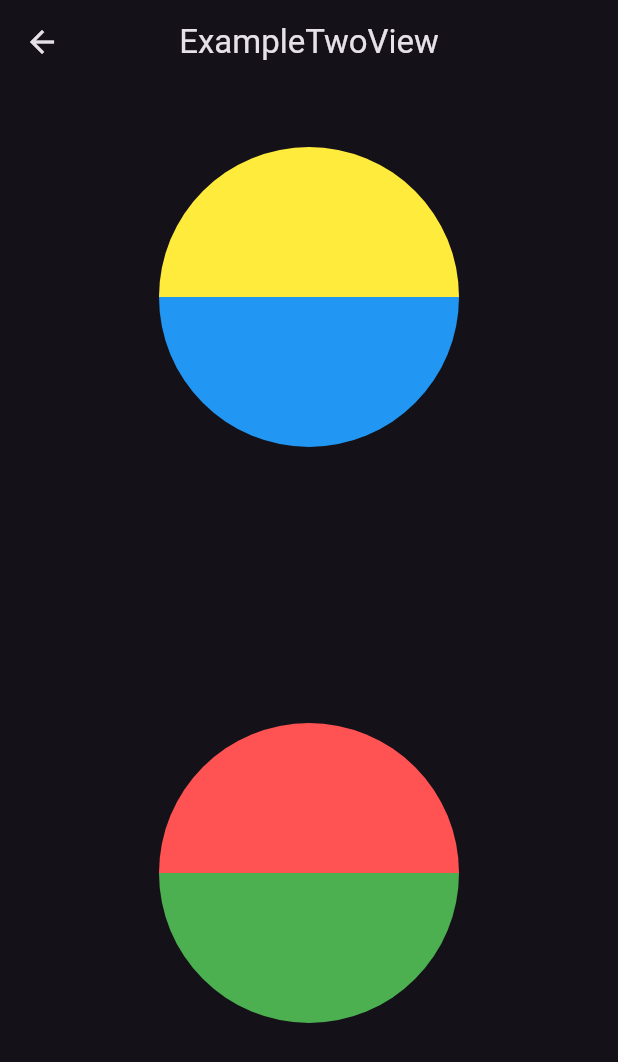
After one commit to srpallab/flutter-animation, a Flutter app: the screen it shows after launch, after a tap on "Example Two", on a phone screen of 412 x 824 dp. The commit adds this screen. Shown: the top 1062 px of the screen. Run offline on Flutter 3.47's test engine with Material 3 defaults, Android fonts, the light colour scheme and no system bars; our stand-ins replace get.

Commit message:
Example Two.

```diff
--- /dev/null
+++ b/lib/app/modules/example_two/bindings/example_two_binding.dart
@@ -0,0 +1,12 @@
+import 'package:get/get.dart';
+
+import '../controllers/example_two_controller.dart';
+
+class ExampleTwoBinding extends Bindings {
+  @override
+  void dependencies() {
+    Get.lazyPut<ExampleTwoController>(
+      () => ExampleTwoController(),
+    );
+  }
+}
--- /dev/null
+++ b/lib/app/modules/example_two/controllers/example_two_controller.dart
@@ -0,0 +1,81 @@
+import 'dart:math';
+
+import 'package:flutter/animation.dart';
+import 'package:get/get.dart';
+
+class ExampleTwoController extends GetxController
+    with GetTickerProviderStateMixin {
+  late AnimationController counterClockWiseRotationAnimCtl;
+  late Animation<double> counterClockWiseRotationAnim;
+  late AnimationController flipAnimCtl;
+  late Animation<double> flipAnim;
+
+  @override
+  void onInit() {
+    super.onInit();
+    counterClockWiseRotationAnimCtl = AnimationController(
+      vsync: this,
+      duration: Duration(seconds: 1),
+    );
+    counterClockWiseRotationAnim = Tween<double>(begin: 0, end: -(pi / 2))
+        .animate(
+          CurvedAnimation(
+            parent: counterClockWiseRotationAnimCtl,
+            curve: Curves.bounceOut,
+          ),
+        );
+    counterClockWiseRotationAnimCtl
+      ..reset()
+      ..forward();
+
+    flipAnimCtl = AnimationController(
+      vsync: this,
+      duration: Duration(seconds: 1),
+    );
+
+    flipAnim = Tween<double>(
+      begin: 0,
+      end: pi,
+    ).animate(CurvedAnimation(parent: flipAnimCtl, curve: Curves.bounceOut));
+
+    counterClockWiseRotationAnimCtl.addStatusListener((status) {
+      if (status == AnimationStatus.completed) {
+        flipAnim =
+            Tween<double>(
+              begin: flipAnim.value,
+              end: flipAnim.value + pi,
+            ).animate(
+              CurvedAnimation(parent: flipAnimCtl, curve: Curves.bounceOut),
+            );
+        flipAnimCtl
+          ..reset()
+          ..forward();
+      }
+    });
+
+    flipAnimCtl.addStatusListener((status) {
+      if (status == AnimationStatus.completed) {
+        counterClockWiseRotationAnim =
+            Tween<double>(
+              begin: counterClockWiseRotationAnimCtl.value,
+              end: counterClockWiseRotationAnimCtl.value + (-(pi / 2.0)),
+            ).animate(
+              CurvedAnimation(
+                parent: counterClockWiseRotationAnimCtl,
+                curve: Curves.bounceOut,
+              ),
+            );
+        counterClockWiseRotationAnimCtl
+          ..reset()
+          ..forward();
+      }
+    });
+  }
+
+  @override
+  void onClose() {
+    counterClockWiseRotationAnimCtl.dispose();
+    flipAnimCtl.dispose();
+    super.onClose();
+  }
+}
--- /dev/null
+++ b/lib/app/modules/example_two/enums/circle_side.dart
@@ -0,0 +1 @@
+enum CircleSide { left, right, up, down }
--- /dev/null
+++ b/lib/app/modules/example_two/extensions/delayed.dart
@@ -0,0 +1,3 @@
+extension on Function {
+  Future<void> delayed(Duration duration) => Future.delayed(duration);
+}
--- /dev/null
+++ b/lib/app/modules/example_two/extensions/to_path.dart
@@ -0,0 +1,47 @@
+import 'dart:ui';
+
+import '../enums/circle_side.dart';
+
+extension ToPath on CircleSide {
+  Path toPath(Size size) {
+    final Path path = Path();
+    late Offset offset;
+    late bool clockWise;
+
+    // Fix the path positions for left and right
+    switch (this) {
+      case CircleSide.left:
+        // Move Point to x = width, y = 0
+        path.moveTo(size.width, 0);
+        offset = Offset(size.width, size.height);
+        clockWise = false;
+        break;
+      case CircleSide.right:
+        // Point already x = 0, y = 0
+        offset = Offset(0, size.height);
+        clockWise = true;
+        break;
+      case CircleSide.up:
+        // Move Point to x = 0, y = height
+        path.moveTo(0, size.height);
+        // move line to
+        offset = Offset(size.width, size.height);
+        clockWise = true;
+        break;
+      case CircleSide.down:
+        // Point already x = 0, y = 0
+        offset = Offset(size.width, 0);
+        clockWise = false;
+        break;
+    }
+
+    path.arcToPoint(
+      offset,
+      radius: Radius.circular(size.width / 2),
+      clockwise: clockWise,
+    );
+
+    path.close();
+    return path;
+  }
+}
--- /dev/null
+++ b/lib/app/modules/example_two/views/example_two_view.dart
@@ -0,0 +1,91 @@
+import 'package:flutter/material.dart';
+import 'package:flutter_animation/app/modules/example_two/enums/circle_side.dart';
+import 'package:flutter_animation/app/modules/example_two/widgets/half_circle_clipper.dart';
+import 'package:get/get.dart';
+
+import '../controllers/example_two_controller.dart';
+
+class ExampleTwoView extends GetView<ExampleTwoController> {
+  const ExampleTwoView({super.key});
+  @override
+  Widget build(BuildContext context) {
+    return Scaffold(
+      appBar: AppBar(title: const Text('ExampleTwoView'), centerTitle: true),
+      body: Column(
+        mainAxisAlignment: .spaceAround,
+        children: [
+          AnimatedBuilder(
+            animation: controller.counterClockWiseRotationAnimCtl,
+            builder: (ctx, child) {
+              return Transform(
+                alignment: .center,
+                transform: Matrix4.identity()
+                  ..rotateZ(controller.counterClockWiseRotationAnim.value),
+                child: Row(
+                  mainAxisAlignment: .center,
+                  children: [
+                    AnimatedBuilder(
+                      animation: controller.flipAnimCtl,
+                      builder: (context, child) {
+                        return Transform(
+                          alignment: Alignment.centerRight,
+
+                          transform: Matrix4.identity()
+                            ..rotateY(controller.flipAnim.value),
+                          child: ClipPath(
+                            clipper: HalfCircleClipper(side: CircleSide.left),
+                            child: Container(
+                              height: 200,
+                              width: 200,
+                              color: Colors.blue,
+                            ),
+                          ),
+                        );
+                      },
+                    ),
+                    AnimatedBuilder(
+                      animation: controller.flipAnimCtl,
+                      builder: (context, child) {
+                        return Transform(
+                          alignment: Alignment.centerLeft,
+                          transform: Matrix4.identity()
+                            ..rotateY(controller.flipAnim.value),
+
+                          child: ClipPath(
+                            clipper: HalfCircleClipper(side: CircleSide.right),
+                            child: Container(
+                              height: 200,
+                              width: 200,
+                              color: Colors.yellow,
+                            ),
+                          ),
+                        );
+                      },
+                    ),
+                  ],
+                ),
+              );
+            },
+          ),
+          Column(
+            mainAxisAlignment: .center,
+            children: [
+              ClipPath(
+                clipper: HalfCircleClipper(side: CircleSide.up),
+                child: Container(
+                  height: 200,
+                  width: 200,
+                  color: Colors.redAccent,
+                ),
+              ),
+              ClipPath(
+                clipper: HalfCircleClipper(side: CircleSide.down),
+                child: Container(height: 200, width: 200, color: Colors.green),
+              ),
+            ],
+          ),
+        ],
+      ),
+    );
+  }
+}
--- /dev/null
+++ b/lib/app/modules/example_two/widgets/half_circle_clipper.dart
@@ -0,0 +1,15 @@
+import 'package:flutter/cupertino.dart';
+
+import '../enums/circle_side.dart';
+import '../extensions/to_path.dart';
+
+class HalfCircleClipper extends CustomClipper<Path> {
+  final CircleSide side;
+
+  HalfCircleClipper({required this.side});
+  @override
+  Path getClip(Size size) => side.toPath(size);
+
+  @override
+  bool shouldReclip(covariant CustomClipper<Path> oldClipper) => true;
+}
--- a/lib/app/modules/home/views/home_view.dart
+++ b/lib/app/modules/home/views/home_view.dart
@@ -14,7 +14,7 @@ class HomeView extends GetView<HomeController> {
         padding: const EdgeInsets.all(8.0),
         child: GridView.count(
           crossAxisCount: 3,
-
+          crossAxisSpacing: 8,
           children: [
             ElevatedButton(
               onPressed: () {
@@ -22,6 +22,12 @@ class HomeView extends GetView<HomeController> {
               },
               child: Text("Example One"),
             ),
+            ElevatedButton(
+              onPressed: () {
+                Get.toNamed(Routes.EXAMPLE_TWO);
+              },
+              child: Text("Example Two"),
+            ),
           ],
         ),
       ),
--- a/lib/app/routes/app_pages.dart
+++ b/lib/app/routes/app_pages.dart
@@ -2,6 +2,8 @@ import 'package:get/get.dart';
 
 import '../modules/example_one/bindings/example_one_binding.dart';
 import '../modules/example_one/views/example_one_view.dart';
+import '../modules/example_two/bindings/example_two_binding.dart';
+import '../modules/example_two/views/example_two_view.dart';
 import '../modules/home/bindings/home_binding.dart';
 import '../modules/home/views/home_view.dart';
 
@@ -23,5 +25,10 @@ class AppPages {
       page: () => const ExampleOneView(),
       binding: ExampleOneBinding(),
     ),
+    GetPage(
+      name: _Paths.EXAMPLE_TWO,
+      page: () => const ExampleTwoView(),
+      binding: ExampleTwoBinding(),
+    ),
   ];
 }
--- a/lib/app/routes/app_routes.dart
+++ b/lib/app/routes/app_routes.dart
@@ -5,10 +5,12 @@ abstract class Routes {
   Routes._();
   static const HOME = _Paths.HOME;
   static const EXAMPLE_ONE = _Paths.EXAMPLE_ONE;
+  static const EXAMPLE_TWO = _Paths.EXAMPLE_TWO;
 }
 
 abstract class _Paths {
   _Paths._();
   static const HOME = '/home';
   static const EXAMPLE_ONE = '/example-one';
+  static const EXAMPLE_TWO = '/example-two';
 }
```
